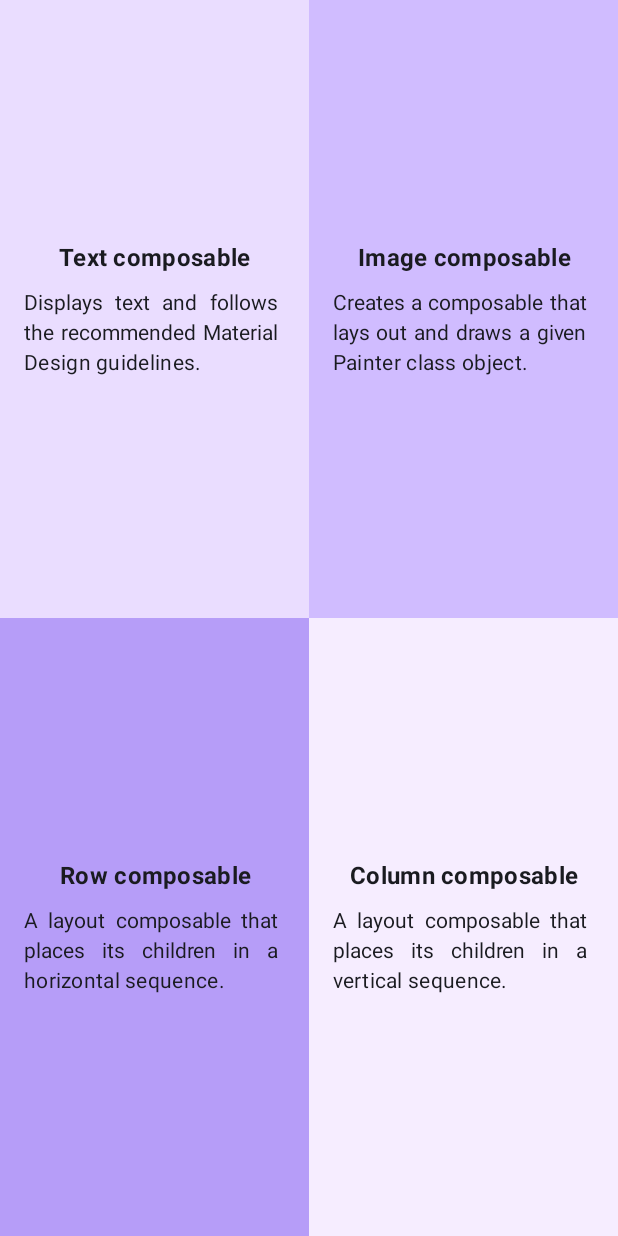
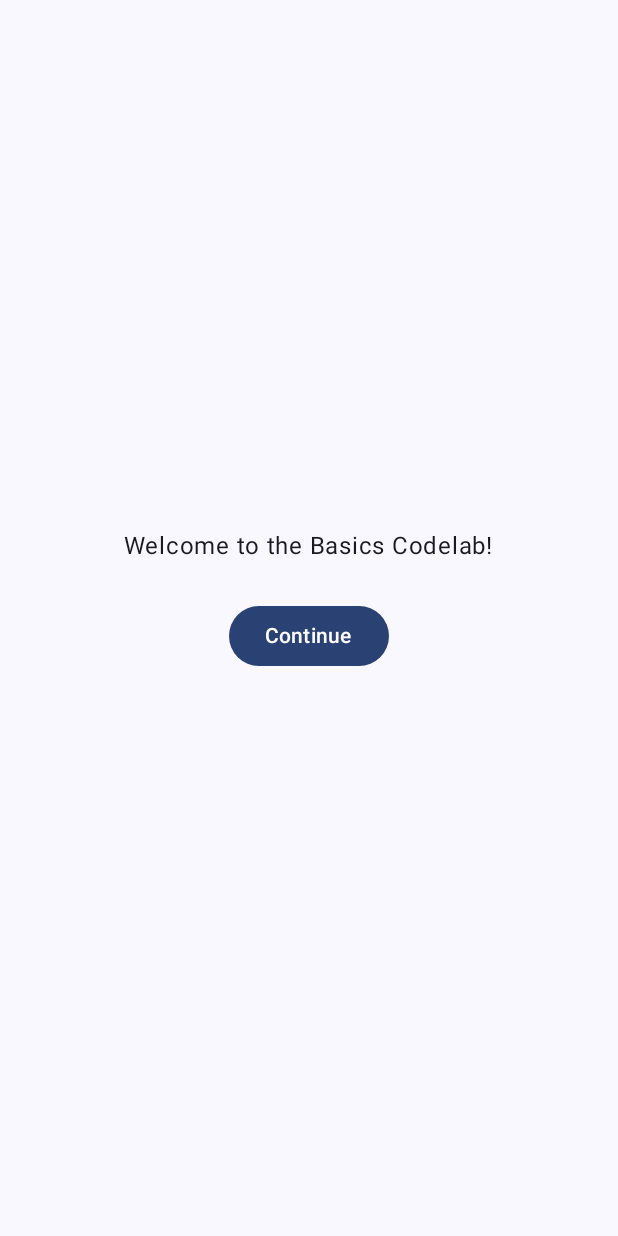
Before and after one commit to EndyCampos/jetpackcompose, an Android app built with Jetpack Compose: the screen it shows after launch (MainActivity), on a phone screen of 412 x 824 dp. Run offline under Robolectric (Android 15) with nearby library versions, the phone set to English and light mode, and no system bars.

Commit message:
feat: implementación de LazyColumn, ElevatedButton, modo oscuro, animacion.

```diff
--- a/app/build.gradle.kts
+++ b/app/build.gradle.kts
@@ -56,4 +56,5 @@ dependencies {
     androidTestImplementation(libs.androidx.ui.test.junit4)
     debugImplementation(libs.androidx.ui.tooling)
     debugImplementation(libs.androidx.ui.test.manifest)
+    implementation(libs.androidx.material.icons.extended)
 }
--- a/app/src/main/java/com/ecampos/curso_compose/MainActivity.kt
+++ b/app/src/main/java/com/ecampos/curso_compose/MainActivity.kt
@@ -1,112 +1,207 @@
 package com.ecampos.curso_compose
 
+import android.content.res.Configuration
 import android.os.Bundle
 import androidx.activity.ComponentActivity
 import androidx.activity.compose.setContent
-import androidx.activity.enableEdgeToEdge
-import androidx.compose.foundation.background
+import androidx.compose.animation.animateContentSize
+import androidx.compose.animation.core.Spring
+import androidx.compose.animation.core.animateDpAsState
+import androidx.compose.animation.core.spring
 import androidx.compose.foundation.layout.Arrangement
 import androidx.compose.foundation.layout.Column
 import androidx.compose.foundation.layout.Row
-import androidx.compose.foundation.layout.Spacer
-import androidx.compose.foundation.layout.fillMaxHeight
 import androidx.compose.foundation.layout.fillMaxSize
-import androidx.compose.foundation.layout.height
 import androidx.compose.foundation.layout.padding
+import androidx.compose.foundation.lazy.LazyColumn
+import androidx.compose.foundation.lazy.items
+import androidx.compose.material.icons.Icons
+import androidx.compose.material.icons.filled.ExpandLess
+import androidx.compose.material.icons.filled.ExpandMore
+import androidx.compose.material3.Button
+import androidx.compose.material3.ElevatedButton
+import androidx.compose.material3.Icon
+import androidx.compose.material3.IconButton
 import androidx.compose.material3.MaterialTheme
 import androidx.compose.material3.Surface
 import androidx.compose.material3.Text
 import androidx.compose.runtime.Composable
+import androidx.compose.runtime.getValue
+import androidx.compose.runtime.mutableStateOf
+import androidx.compose.runtime.saveable.rememberSaveable
+import androidx.compose.runtime.setValue
 import androidx.compose.ui.Alignment
 import androidx.compose.ui.Modifier
-import androidx.compose.ui.graphics.Color
-import androidx.compose.ui.res.colorResource
 import androidx.compose.ui.text.font.FontWeight
-import androidx.compose.ui.text.style.TextAlign
 import androidx.compose.ui.tooling.preview.Preview
 import androidx.compose.ui.unit.dp
-import com.ecampos.curso_compose.ui.theme.HappyBirthdayTheme
+import com.ecampos.curso_compose.ui.theme.BasicsCodelabTheme
 
 class MainActivity : ComponentActivity() {
     override fun onCreate(savedInstanceState: Bundle?) {
         super.onCreate(savedInstanceState)
-        enableEdgeToEdge()
         setContent {
-            HappyBirthdayTheme {
-                Surface(
-                    modifier = Modifier.fillMaxSize(),
-                    color = MaterialTheme.colorScheme.background
-                ) {
-                    GridExample()
-                }
+            BasicsCodelabTheme {
+                MyApp(modifier = Modifier.fillMaxSize())
             }
         }
     }
 }
 
 @Composable
-fun GridExample() {
-    Column(modifier = Modifier.fillMaxSize()) {
-        Row (modifier = Modifier.weight(1f)) {
-            GridCell(
-                title = "Text composable",
-                description = "Displays text and follows the recommended Material Design guidelines.",
-                modifier = Modifier.weight(1f),
-                backgroundColor = colorResource(id = R.color.color1)
+fun MyApp(modifier: Modifier = Modifier) {
+
+    var shouldShowOnboarding by rememberSaveable { mutableStateOf(true) }
+
+    Surface(modifier) {
+        if (shouldShowOnboarding) {
+            OnboardingScreen(onContinueClicked = { shouldShowOnboarding = false })
+        } else {
+            Greetings()
+        }
+    }
+}
+
+@Composable
+fun OnboardingScreen(
+    onContinueClicked: () -> Unit,
+    modifier: Modifier = Modifier
+) {
+
+    Column(
+        modifier = modifier.fillMaxSize(),
+        verticalArrangement = Arrangement.Center,
+        horizontalAlignment = Alignment.CenterHorizontally
+    ) {
+        Text("Welcome to the Basics Codelab!")
+        Button(
+            modifier = Modifier.padding(vertical = 24.dp),
+            onClick = onContinueClicked
+        ) {
+            Text("Continue")
+        }
+    }
+}
+
+@Composable
+private fun Greetings(
+    modifier: Modifier = Modifier,
+    names: List<String> = List(100) { "$it" }
+) {
+    LazyColumn (modifier = modifier.padding(vertical = 4.dp)) {
+        items(items = names) { name ->
+            Greeting(name = name)
+        }
+    }
+}
+
+@Preview(showBackground = true, widthDp = 320, heightDp = 320)
+@Composable
+fun OnboardingPreview() {
+    BasicsCodelabTheme {
+        OnboardingScreen(onContinueClicked = {})
+    }
+}
+
+@Composable
+private fun Greeting(name: String, modifier: Modifier = Modifier) {
+
+    var expanded by rememberSaveable { mutableStateOf(false) }
+
+    val extraPadding by animateDpAsState(
+        if (expanded) 48.dp else 0.dp,
+        animationSpec = spring(
+            dampingRatio = Spring.DampingRatioMediumBouncy,
+            stiffness = Spring.StiffnessLow
+        )
+    )
+    Surface(
+        color = MaterialTheme.colorScheme.primary,
+        modifier = modifier.padding(vertical = 4.dp, horizontal = 8.dp)
+    ) {
+        Row(modifier = Modifier.padding(24.dp)) {
+            Column(modifier = Modifier
+                .weight(1f)
+                .padding(bottom = extraPadding.coerceAtLeast(0.dp))
+            ) {
+                Text(text = "Hello, ")
+                Text(text = name, style = MaterialTheme.typography.headlineMedium.copy(
+                    fontWeight = FontWeight.ExtraBold
+                ))
+            }
+            ElevatedButton(
+                onClick = { expanded = !expanded }
+            ) {
+                Text(if (expanded) "Show less" else "Show more")
+            }
+
+        }
+    }
+}
+
+@Composable
+private fun CardContent(name: String) {
+    var expanded by rememberSaveable { mutableStateOf(false) }
+
+    Row(
+        modifier = Modifier
+            .padding(12.dp)
+            .animateContentSize(
+                animationSpec = spring(
+                    dampingRatio = Spring.DampingRatioMediumBouncy,
+                    stiffness = Spring.StiffnessLow
+                )
             )
-            GridCell(
-                title = "Image composable",
-                description = "Creates a composable that lays out and draws a given Painter class object.",
-                modifier = Modifier.weight(1f),
-                backgroundColor = colorResource(id = R.color.color2)
+    ) {
+        Column(
+            modifier = Modifier
+                .weight(1f)
+                .padding(12.dp)
+        ) {
+            Text(text = "Hello, ")
+            Text(
+                text = name, style = MaterialTheme.typography.headlineMedium.copy(
+                    fontWeight = FontWeight.ExtraBold
+                )
             )
+            if (expanded) {
+                Text(
+                    text = ("Composem ipsum color sit lazy, " +
+                            "padding theme elit, sed do bouncy. ").repeat(4),
+                )
+            }
         }
-        Row(modifier = Modifier.weight(1f)) {
-            GridCell(
-                title = "Row composable",
-                description = "A layout composable that places its children in a horizontal sequence.",
-                modifier = Modifier.weight(1f),
-                backgroundColor = colorResource(id = R.color.color3)
-            )
-            GridCell(
-                title = "Column composable",
-                description = "A layout composable that places its children in a vertical sequence.",
-                modifier = Modifier.weight(1f),
-                backgroundColor = colorResource(id = R.color.color4)
+        IconButton (onClick = { expanded = !expanded }) {
+            Icon(
+                imageVector = if (expanded) Icons.Filled.ExpandLess else Icons.Filled.ExpandMore,
+                contentDescription = if (expanded) {
+                    "Show less"
+                } else {
+                    "Show more"
+                }
             )
         }
     }
 }
 
+@Preview(
+    showBackground = true,
+    widthDp = 320,
+    uiMode = Configuration.UI_MODE_NIGHT_YES,
+    name = "GreetingPreviewDark"
+)
+@Preview(showBackground = true, widthDp = 320)
 @Composable
-fun GridCell(title: String, description: String, modifier: Modifier, backgroundColor: Color) {
-    Column(
-        modifier = modifier
-            .fillMaxHeight()
-            .background(backgroundColor)
-            .padding(16.dp),
-        verticalArrangement = Arrangement.Center,
-        horizontalAlignment = Alignment.CenterHorizontally
-    ) {
-        Text(
-            text = title,
-            style = MaterialTheme.typography.titleMedium,
-            fontWeight = FontWeight.Bold,
-            textAlign = TextAlign.Center
-        )
-        Spacer(modifier = Modifier.height(8.dp))
-        Text(
-            text = description,
-            style = MaterialTheme.typography.bodyMedium,
-            textAlign = TextAlign.Justify
-        )
+fun GreetingPreview() {
+    BasicsCodelabTheme {
+        Greetings()
     }
 }
 
-@Preview(showBackground = true)
+@Preview
 @Composable
-fun BirthdayCardPreview() {
-    HappyBirthdayTheme {
-        GridExample()
+fun MyAppPreview() {
+    BasicsCodelabTheme {
+        MyApp(Modifier.fillMaxSize())
     }
 }
--- a/app/src/main/java/com/ecampos/curso_compose/ui/theme/Color.kt
+++ b/app/src/main/java/com/ecampos/curso_compose/ui/theme/Color.kt
@@ -2,10 +2,7 @@ package com.ecampos.curso_compose.ui.theme
 
 import androidx.compose.ui.graphics.Color
 
-val Purple80 = Color(0xFFD0BCFF)
-val PurpleGrey80 = Color(0xFFCCC2DC)
-val Pink80 = Color(0xFFEFB8C8)
-
-val Purple40 = Color(0xFF6650a4)
-val PurpleGrey40 = Color(0xFF625b71)
-val Pink40 = Color(0xFF7D5260)
+val Navy = Color(0xFF073042)
+val Blue = Color(0xFF4285F4)
+val LightBlue = Color(0xFFD7EFFE)
+val Chartreuse = Color(0xFFEFF7CF)
--- a/app/src/main/java/com/ecampos/curso_compose/ui/theme/Theme.kt
+++ b/app/src/main/java/com/ecampos/curso_compose/ui/theme/Theme.kt
@@ -1,5 +1,6 @@
 package com.ecampos.curso_compose.ui.theme
 
+import android.app.Activity
 import android.os.Build
 import androidx.compose.foundation.isSystemInDarkTheme
 import androidx.compose.material3.MaterialTheme
@@ -8,34 +9,30 @@ import androidx.compose.material3.dynamicDarkColorScheme
 import androidx.compose.material3.dynamicLightColorScheme
 import androidx.compose.material3.lightColorScheme
 import androidx.compose.runtime.Composable
+import androidx.compose.runtime.SideEffect
+import androidx.compose.ui.graphics.Color
+import androidx.compose.ui.graphics.toArgb
 import androidx.compose.ui.platform.LocalContext
+import androidx.compose.ui.platform.LocalView
+import androidx.core.view.ViewCompat
 
 private val DarkColorScheme = darkColorScheme(
-    primary = Purple80,
-    secondary = PurpleGrey80,
-    tertiary = Pink80
+    surface = Blue,
+    onSurface = Navy,
+    primary = Navy,
+    onPrimary = Chartreuse
 )
 
 private val LightColorScheme = lightColorScheme(
-    primary = Purple40,
-    secondary = PurpleGrey40,
-    tertiary = Pink40
-
-    /* Other default colors to override
-    background = Color(0xFFFFFBFE),
-    surface = Color(0xFFFFFBFE),
-    onPrimary = Color.White,
-    onSecondary = Color.White,
-    onTertiary = Color.White,
-    onBackground = Color(0xFF1C1B1F),
-    onSurface = Color(0xFF1C1B1F),
-    */
+    surface = Blue,
+    onSurface = Color.White,
+    primary = LightBlue,
+    onPrimary = Navy
 )
 
 @Composable
-fun HappyBirthdayTheme(
+fun BasicsCodelabTheme(
     darkTheme: Boolean = isSystemInDarkTheme(),
-    // Dynamic color is available on Android 12+
     dynamicColor: Boolean = true,
     content: @Composable () -> Unit
 ) {
@@ -44,9 +41,15 @@ fun HappyBirthdayTheme(
             val context = LocalContext.current
             if (darkTheme) dynamicDarkColorScheme(context) else dynamicLightColorScheme(context)
         }
-
         darkTheme -> DarkColorScheme
         else -> LightColorScheme
+    }
+    val view = LocalView.current
+    if (!view.isInEditMode) {
+        SideEffect {
+            (view.context as Activity).window.statusBarColor = colorScheme.primary.toArgb()
+            ViewCompat.getWindowInsetsController(view)?.isAppearanceLightStatusBars = darkTheme
+        }
     }
 
     MaterialTheme(
--- a/gradle/libs.versions.toml
+++ b/gradle/libs.versions.toml
@@ -11,6 +11,7 @@ composeBom = "2024.09.00"
 
 [libraries]
 androidx-core-ktx = { group = "androidx.core", name = "core-ktx", version.ref = "coreKtx" }
+androidx-material-icons-extended = { module = "androidx.compose.material:material-icons-extended" }
 junit = { group = "junit", name = "junit", version.ref = "junit" }
 androidx-junit = { group = "androidx.test.ext", name = "junit", version.ref = "junitVersion" }
 androidx-espresso-core = { group = "androidx.test.espresso", name = "espresso-core", version.ref = "espressoCore" }
```
